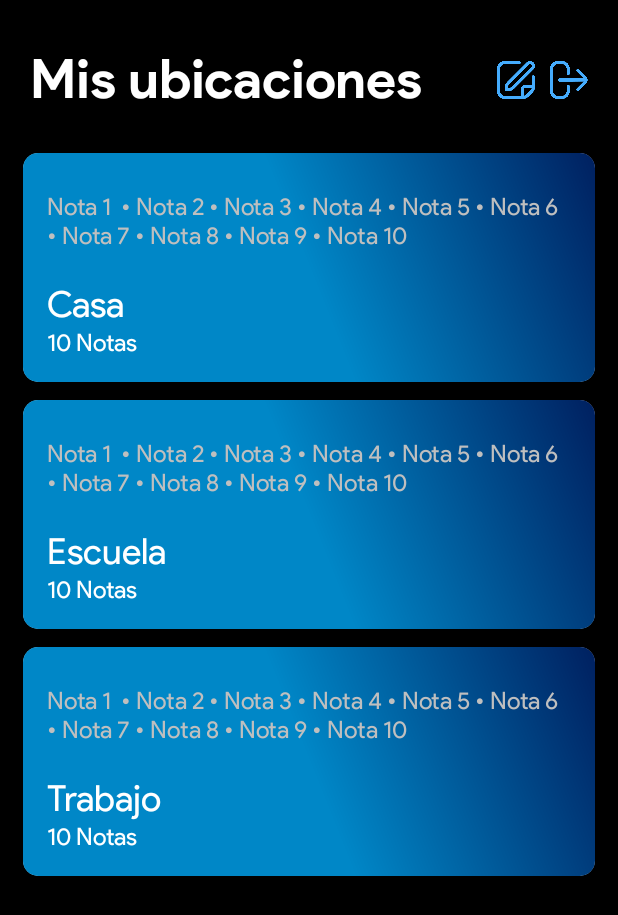
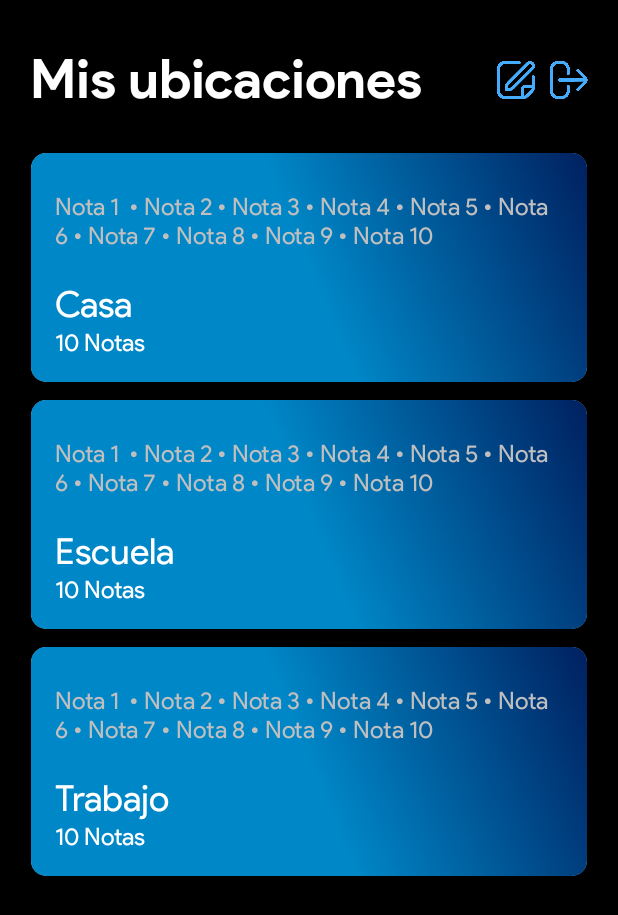
Before and after one commit to javierorozco2/Note2Go, an Android app: the ubicaciones screen opened directly, with no data from a screen before it, on a phone screen of 412 x 824 dp. Shown: the top 915 px of the screen. Run offline under Robolectric (Android 15) with nearby library versions, the phone set to English and light mode, and no system bars.

Commit message:
cambios en activity ubicaciones

```diff
--- a/app/src/main/res/layout/activity_ubicaciones.xml
+++ b/app/src/main/res/layout/activity_ubicaciones.xml
@@ -51,7 +51,7 @@
         android:layout_width="match_parent"
         android:layout_height="wrap_content"
         android:layout_below="@id/misnotasly"
-        android:layout_marginHorizontal="10dp"
+        android:layout_marginHorizontal="15dp"
         android:layout_marginTop="20dp"
         android:id="@+id/rv">
 
```
